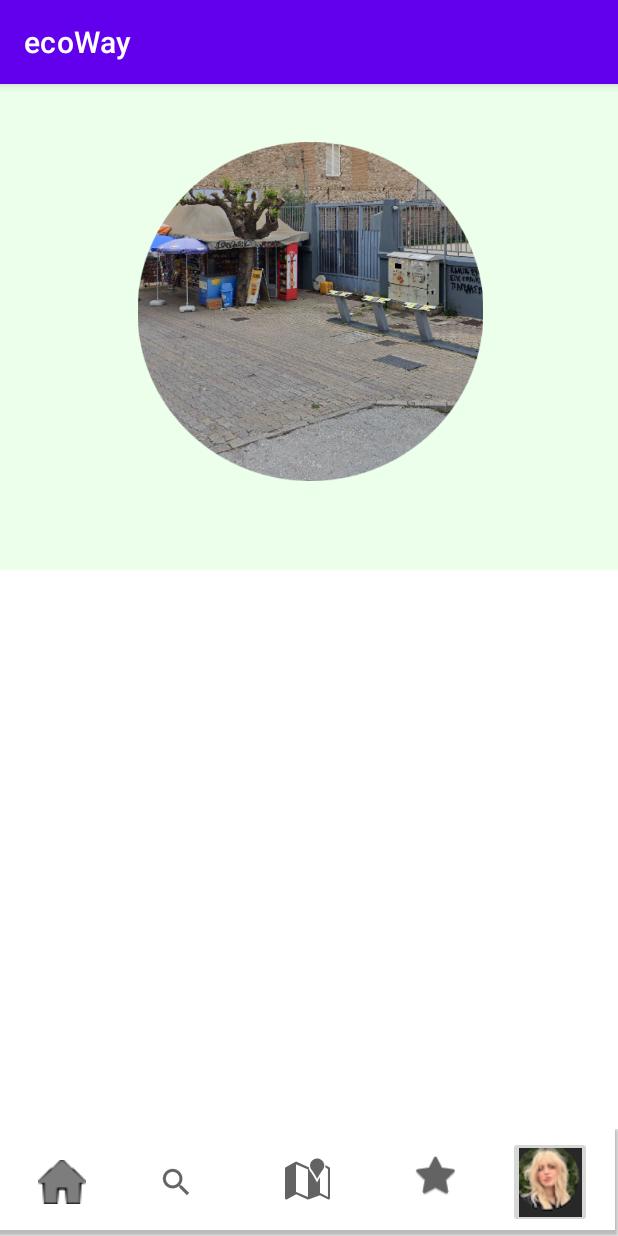
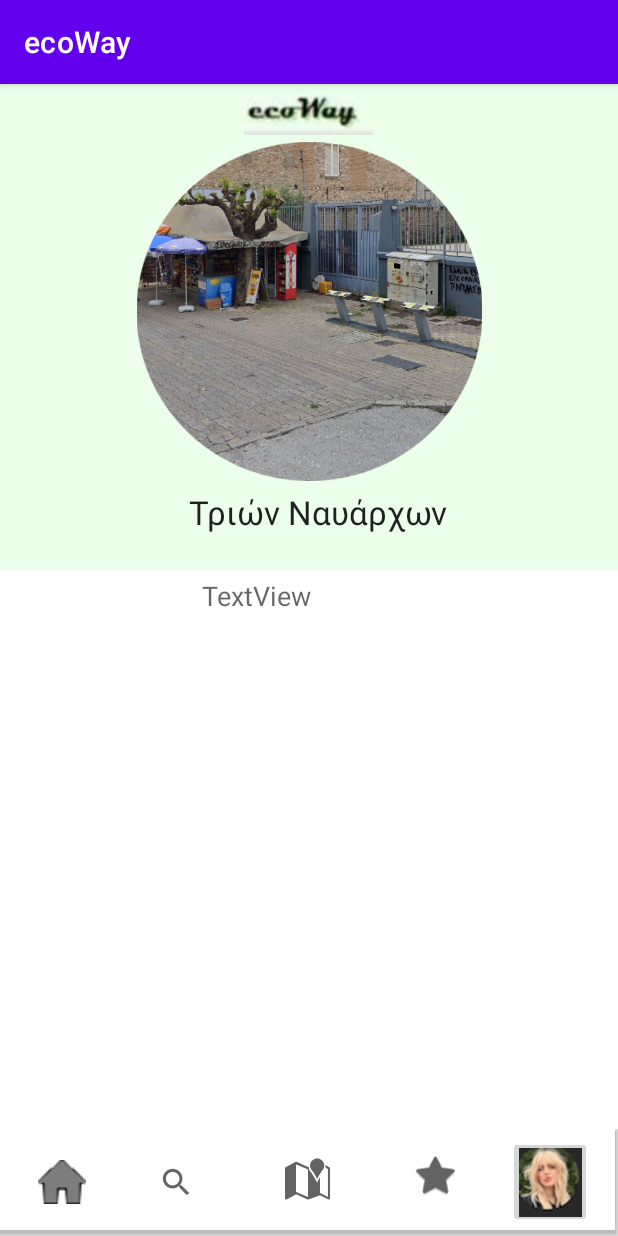
Before and after one commit to ecoWaySE2021/ecoWay, an Android app: the screen it shows after launch (MainActivity), on a phone screen of 412 x 824 dp. Run offline under Robolectric (Android 15) with nearby library versions, the phone set to English and light mode, and no system bars.

Commit message:
a few changes

```diff
--- a/app/src/main/res/layout/activity_main.xml
+++ b/app/src/main/res/layout/activity_main.xml
@@ -15,7 +15,7 @@
         android:background="#EBFFEB"
         android:backgroundTint="#EBFFEB"
         app:layout_constraintEnd_toEndOf="parent"
-        app:layout_constraintHorizontal_bias="0.551"
+        app:layout_constraintHorizontal_bias="1.0"
         app:layout_constraintStart_toStartOf="parent"
         app:layout_constraintTop_toTopOf="parent">
 
@@ -32,9 +32,33 @@
             app:layout_constraintVertical_bias="0.396"
             app:srcCompat="@drawable/sample_station" />
 
+        <TextView
+            android:id="@+id/textView3"
+            android:layout_width="183dp"
+            android:layout_height="37dp"
+            android:layout_marginBottom="16dp"
+            android:text="Τριών Ναυάρχων"
+            android:textAppearance="@style/TextAppearance.AppCompat.Large"
+            app:layout_constraintBottom_toBottomOf="parent"
+            app:layout_constraintEnd_toEndOf="parent"
+            app:layout_constraintHorizontal_bias="0.552"
+            app:layout_constraintStart_toStartOf="parent" />
+
+        <ImageView
+            android:id="@+id/imageView4"
+            android:layout_width="86dp"
+            android:layout_height="33dp"
+            android:layout_marginTop="4dp"
+            app:layout_constraintEnd_toEndOf="parent"
+            app:layout_constraintHorizontal_bias="0.498"
+            app:layout_constraintStart_toStartOf="parent"
+            app:layout_constraintTop_toTopOf="parent"
+            app:srcCompat="@drawable/ecoway" />
+
     </androidx.constraintlayout.widget.ConstraintLayout>
 
     <androidx.constraintlayout.widget.ConstraintLayout
+        android:id="@+id/constraintLayout"
         android:layout_width="0dp"
         android:layout_height="wrap_content"
         android:layout_marginTop="16dp"
@@ -127,5 +151,19 @@
 
     </androidx.constraintlayout.widget.ConstraintLayout>
 
+    <TextView
+        android:id="@+id/textView6"
+        android:layout_width="172dp"
+        android:layout_height="55dp"
+        android:text="TextView"
+        android:textAppearance="@style/TextAppearance.AppCompat.Medium"
+        app:layout_constraintBottom_toTopOf="@+id/constraintLayout"
+        app:layout_constraintEnd_toEndOf="parent"
+        app:layout_constraintHorizontal_bias="0.56"
+        app:layout_constraintStart_toStartOf="parent"
+        app:layout_constraintTop_toBottomOf="@+id/topBar"
+        app:layout_constraintVertical_bias="0.014"
+        tools:text="Διαθέσιμα Οχήματα" />
+
 
 </androidx.constraintlayout.widget.ConstraintLayout>
```
Also changed, not shown: app/src/main/res/drawable/ecoway.JPG (added), app/src/main/res/drawable/menub.JPG (added).
